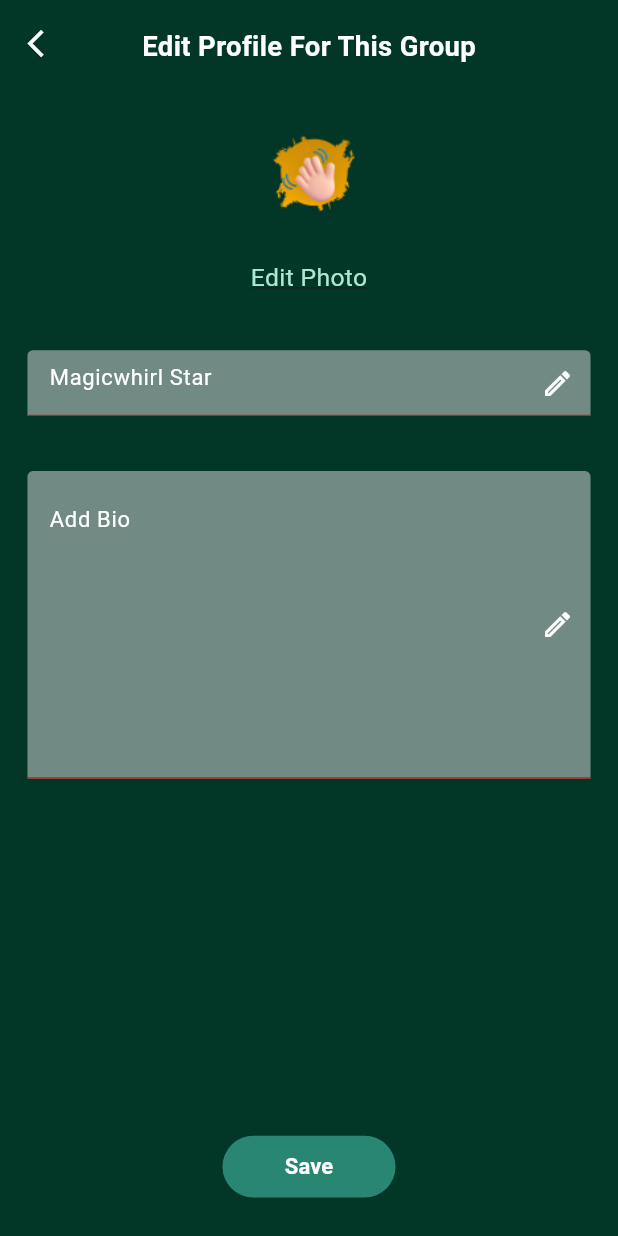
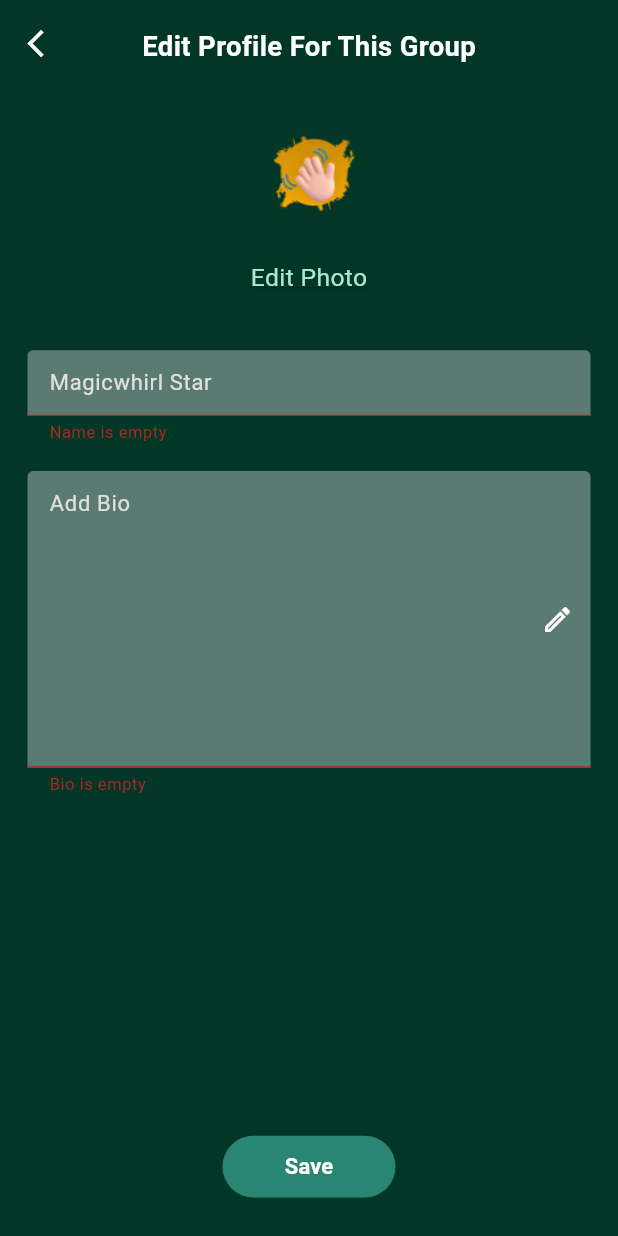
Before and after one commit to AdventureSeeker88/Mened_App, a Flutter app: the EditProfileForThisGroupScreen screen opened directly with empty values, after a tap on "Save", on a phone screen of 412 x 824 dp. Run offline on Flutter 3.47's test engine with Material 2 defaults, Android fonts, the phone set to English and light mode, and no system bars; drawn by our look-alikes of cached_network_image; our stand-ins replace cloud_firestore, file_picker, firebase_auth, firebase_core, firebase_messaging, firebase_storage and 13 more; missing offline and left inert: agora_rtc_engine, app_settings, flutter_animated_dialog; accounts and stored records are empty; network calls fail; project files that could hold a hidden picture were left out.

Commit message:
minor changes

```diff
--- a/lib/views/flicks/flicks_screen.dart
+++ b/lib/views/flicks/flicks_screen.dart
@@ -17,6 +17,7 @@ import 'package:mended/views/flicks/widget/flicks_comment.dart';
 import 'package:mended/views/flicks/widget/video_widget.dart';
 import 'package:mended/widgets/shimer.dart';
 import 'package:provider/provider.dart';
+import 'package:share_plus/share_plus.dart';
 
 class FlicksScreen extends StatefulWidget {
   const FlicksScreen({Key? key}) : super(key: key);
@@ -337,27 +338,22 @@ class _FlicksScreenState extends State<FlicksScreen> {
                                                 height: 20,
                                               ),
                                               IconButton(
-                                                onPressed: () {
+                                                onPressed: () async {
                                                   // final post =
                                                   //     Provider.of<PaReelsPro>(
                                                   //         context,
                                                   //         listen: false);
                                                   // post.share(data.reels_id);
+
+
+                                                    await Share.share(
+                                                              "${data.id}\n\n${data.caption}");
                                                 },
                                                 icon: Image.asset(
                                                   Assets.shareButton,
                                                 ),
                                               ),
-                                              const SizedBox(
-                                                height: 5,
-                                              ),
-                                              Text(
-                                                data.shares.toString(),
-                                                style: const TextStyle(
-                                                  color: themewhitecolor,
-                                                  fontSize: 16,
-                                                ),
-                                              ),
+
                                               const SizedBox(
                                                 height: 20,
                                               ),
--- a/lib/views/group/edit_gorup_profile_screen.dart
+++ b/lib/views/group/edit_gorup_profile_screen.dart
@@ -134,31 +134,37 @@ class _EditProfileForThisGroupScreenState
                       ),
                       TextFormField(
                         controller: nameCtrl,
+                        cursorColor: themewhitecolor,
+                        style: const TextStyle(
+                          color: themewhitecolor,
+                        ),
                         decoration: InputDecoration(
-                          fillColor: themegreycolor.withOpacity(0.5),
-                          filled: true,
                           hintText: "Magicwhirl Star",
                           hintStyle: const TextStyle(
-                            color: themewhitecolor,
+                            color: themegreycolor,
+                          ),
+                          filled: true,
+                          fillColor: themegreycolor.withOpacity(0.4),
+                          enabledBorder: OutlineInputBorder(
+                            borderSide: const BorderSide(
+                              color: themewhitecolor,
+                            ),
+                            borderRadius: BorderRadius.circular(8),
                           ),
                           focusedBorder: OutlineInputBorder(
                             borderSide: const BorderSide(
                               color: themewhitecolor,
                             ),
-                            borderRadius: BorderRadius.circular(12),
+                            borderRadius: BorderRadius.circular(8),
                           ),
-                          enabledBorder: OutlineInputBorder(
-                            borderSide: const BorderSide(
-                              color: themewhitecolor,
-                            ),
-                            borderRadius: BorderRadius.circular(12),
-                          ),
-                          suffixIcon: const Icon(
-                            Icons.edit_outlined,
-                            color: themewhitecolor,
-                          ),
+                          contentPadding: const EdgeInsets.all(12),
                         ),
-                        validator: validator,
+                        validator: (value) {
+                          if (value!.isEmpty) {
+                            return "Name is empty";
+                          }
+                          return null;
+                        },
                       ),
                       const SizedBox(
                         height: 20,
@@ -166,32 +172,41 @@ class _EditProfileForThisGroupScreenState
                       TextFormField(
                         controller: bioCtrl,
                         maxLines: 8,
+                        cursorColor: themewhitecolor,
+                        style: const TextStyle(
+                          color: themewhitecolor,
+                        ),
                         decoration: InputDecoration(
-                          alignLabelWithHint: true,
-                          fillColor: themegreycolor.withOpacity(0.5),
+                          hintText: "Add Bio",
+                          hintStyle: const TextStyle(
+                            color: themegreycolor,
+                          ),
                           filled: true,
-                          labelText: "Add Bio",
-                          labelStyle: const TextStyle(
-                            color: themewhitecolor,
+                          fillColor: themegreycolor.withOpacity(0.4),
+                          enabledBorder: OutlineInputBorder(
+                            borderSide: const BorderSide(
+                              color: themewhitecolor,
+                            ),
+                            borderRadius: BorderRadius.circular(8),
                           ),
                           focusedBorder: OutlineInputBorder(
                             borderSide: const BorderSide(
                               color: themewhitecolor,
                             ),
-                            borderRadius: BorderRadius.circular(12),
-                          ),
-                          enabledBorder: OutlineInputBorder(
-                            borderSide: const BorderSide(
-                              color: themewhitecolor,
-                            ),
-                            borderRadius: BorderRadius.circular(12),
+                            borderRadius: BorderRadius.circular(8),
                           ),
                           suffixIcon: const Icon(
                             Icons.edit_outlined,
                             color: themewhitecolor,
                           ),
+                          contentPadding: const EdgeInsets.all(12),
                         ),
-                        validator: validator,
+                        validator: (value) {
+                          if (value!.isEmpty) {
+                            return "Bio is empty";
+                          }
+                          return null;
+                        },
                       ),
                       const Spacer(),
                       CustomSimpleRoundedButton(
--- a/lib/views/group/group_settings_screen.dart
+++ b/lib/views/group/group_settings_screen.dart
@@ -272,7 +272,7 @@ class _GroupSettingsScreenState extends State<GroupSettingsScreen> {
                                                     url: memberData!.image,
                                                   ),
                                                   title: Text(
-                                                    memberData.uid,
+                                                    memberData.name,
                                                     style: const TextStyle(
                                                       color: themewhitecolor,
                                                     ),
--- a/lib/views/profile/help_and_information/report_a_problem_screen.dart
+++ b/lib/views/profile/help_and_information/report_a_problem_screen.dart
@@ -129,11 +129,17 @@ class _ReportAProblemScreenState extends State<ReportAProblemScreen> {
                 const SizedBox(
                   height: 20,
                 ),
+
+
                 TextFormField(
-                  maxLines: 8,
+                 maxLines: 8,
+                  cursorColor: themewhitecolor,
+                  style: const TextStyle(
+                    color: themewhitecolor,
+                  ),
                   decoration: InputDecoration(
-                    hintText: "Here you can describe the problem",
-                    hintStyle: const TextStyle(
+                     hintText: "Here you can describe the problem",
+                   hintStyle: const TextStyle(
                       color: themegreycolor,
                     ),
                     filled: true,
@@ -150,45 +156,12 @@ class _ReportAProblemScreenState extends State<ReportAProblemScreen> {
                       ),
                       borderRadius: BorderRadius.circular(8),
                     ),
+
                     contentPadding: const EdgeInsets.all(12),
                   ),
+
                 ),
-                // const SizedBox(
-                //   height: 20,
-                // ),
-                // const Text(
-                //   "Your privacy is important to us. It is Brainstorming's policy to respect your privacy regarding any information we may collect from you across our website, and other sites we own and operate.\n\nWe only ask for personal information when we truly need it to provide a service to you. We collect it by fair and lawful means, with your knowledge and consent. We also let you know why we’re collecting it and how it will be used.\n\nWe only retain collected information for as long as necessary to provide you with your requested service. ",
-                //   textAlign: TextAlign.center,
-                //   style: TextStyle(color: themegreytextcolor, fontSize: 16),
-                // ),
-                // const SizedBox(
-                //   height: 40,
-                // ),
-                // Center(
-                //   child: CustomTextButton(
-                //     buttonText: "Terms & Conditions",
-                //     onTap: () {},
-                //     textstyle: const TextStyle(
-                //       color: Palette.themecolor,
-                //       fontSize: 18,
-                //       // fontWeight: FontWeight.bold,
-                //     ),
-                //   ),
-                // ),
-                // const SizedBox(
-                //   height: 25,
-                // ),
-                // Center(
-                //   child: CustomTextButton(
-                //     buttonText: "Privacy Policy",
-                //     onTap: () {},
-                //     textstyle: const TextStyle(
-                //       color: Palette.themecolor,
-                //       fontSize: 18,
-                //       // fontWeight: FontWeight.bold,
-                //     ),
-                //   ),
-                // ),
+
               ],
             ),
           ),
```
Also changed, not shown: lib/views/profile/account/change_password_screen.dart (line endings or trailing spaces).
